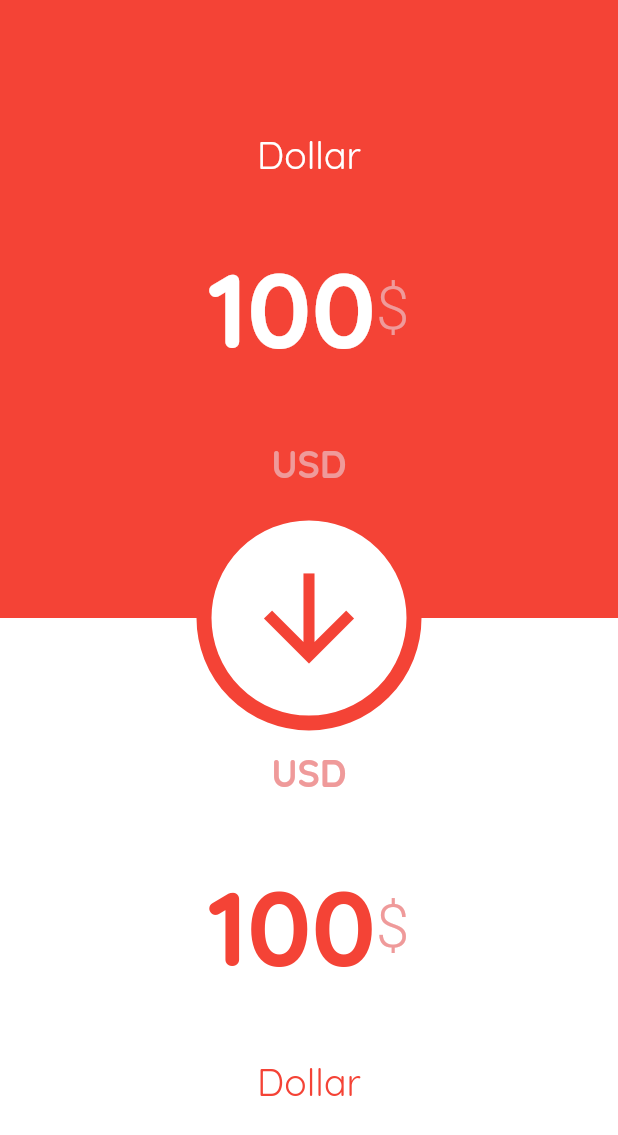
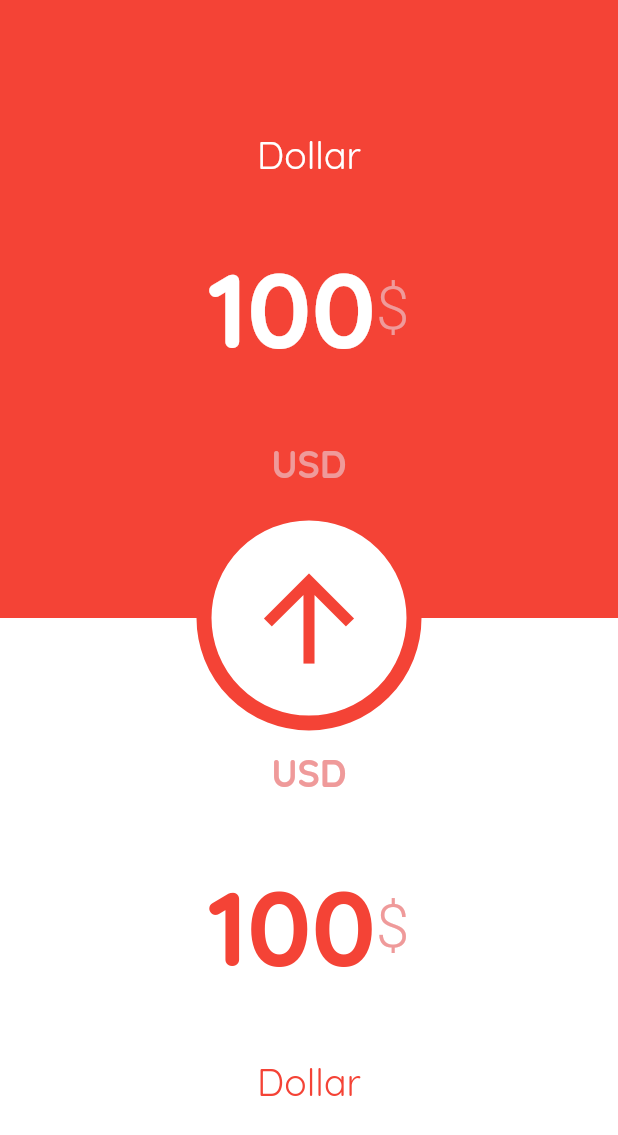
Before and after one commit to xybercommander/currency-converter-flutter, a Flutter app: the screen it shows after launch, on a phone screen of 412 x 824 dp. Shown: the top 1135 px of the screen. Run offline on Flutter 3.47's test engine with Material 2 defaults, Android fonts, the phone set to English and light mode, and no system bars; our stand-ins replace page_transition.

```diff
--- a/lib/screens/mainPage.dart
+++ b/lib/screens/mainPage.dart
@@ -8,8 +8,23 @@ class MainPage extends StatefulWidget {
   _MainPageState createState() => _MainPageState();
 }
 
-class _MainPageState extends State<MainPage> {
+class _MainPageState extends State<MainPage> with TickerProviderStateMixin {
   bool up = true;
+
+  final Tween<double> turnsTween = Tween<double>(
+    begin: 1,
+    end: 1.5
+  );
+  AnimationController _animationController;
+
+  @override
+  void initState() {
+    _animationController = AnimationController(
+      vsync: this,
+      duration: Duration(milliseconds: 150)
+    );
+    super.initState();
+  }
 
   @override
   Widget build(BuildContext context) {
@@ -50,7 +65,8 @@ class _MainPageState extends State<MainPage> {
                                   context,
                                   PageTransition(
                                       child: RedBackGround(),
-                                      type: PageTransitionType.upToDown)),
+                                      type: PageTransitionType.upToDown,
+                                      duration: Duration(milliseconds: 200))),
                               child: Text("100",
                                   style: TextStyle(
                                       color: Colors.white,
@@ -105,6 +121,7 @@ class _MainPageState extends State<MainPage> {
                                   PageTransition(
                                     child: WhiteBackGround(),
                                     type: PageTransitionType.downToUp,
+                                    duration: Duration(milliseconds: 200)
                                   )),
                               child: Text("100",
                                   style: TextStyle(
@@ -137,9 +154,16 @@ class _MainPageState extends State<MainPage> {
               ],
             ),
             // The Arrow Container
-            GestureDetector(
+            RotationTransition(
+              turns: turnsTween.animate(_animationController),
+              child: GestureDetector(
                 onTap: () {
                   setState(() {
+                    if(up) {
+                      _animationController.forward();
+                    } else {
+                      _animationController.reverse();
+                    }
                     up = !up;
                   });
                 },
@@ -152,9 +176,10 @@ class _MainPageState extends State<MainPage> {
                       borderRadius: BorderRadius.circular(100)),
                   child: Center(
                     child: Icon(
-                    up ? Icons.arrow_downward : Icons.arrow_upward,
+                      Icons.arrow_upward,
                       color: Colors.red,
                       size: 90,
+                    ),
                   ),
                 ),
               ),
```
Lines whose indentation alone changed are shown as unchanged.
